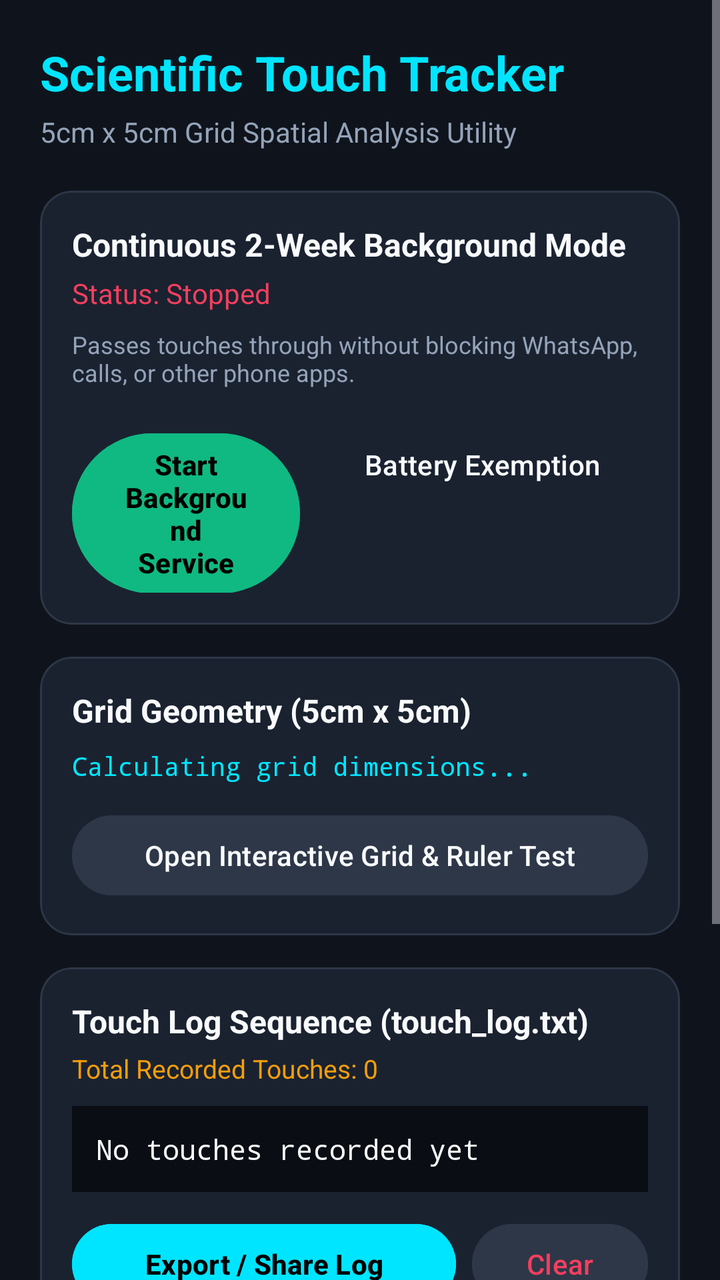
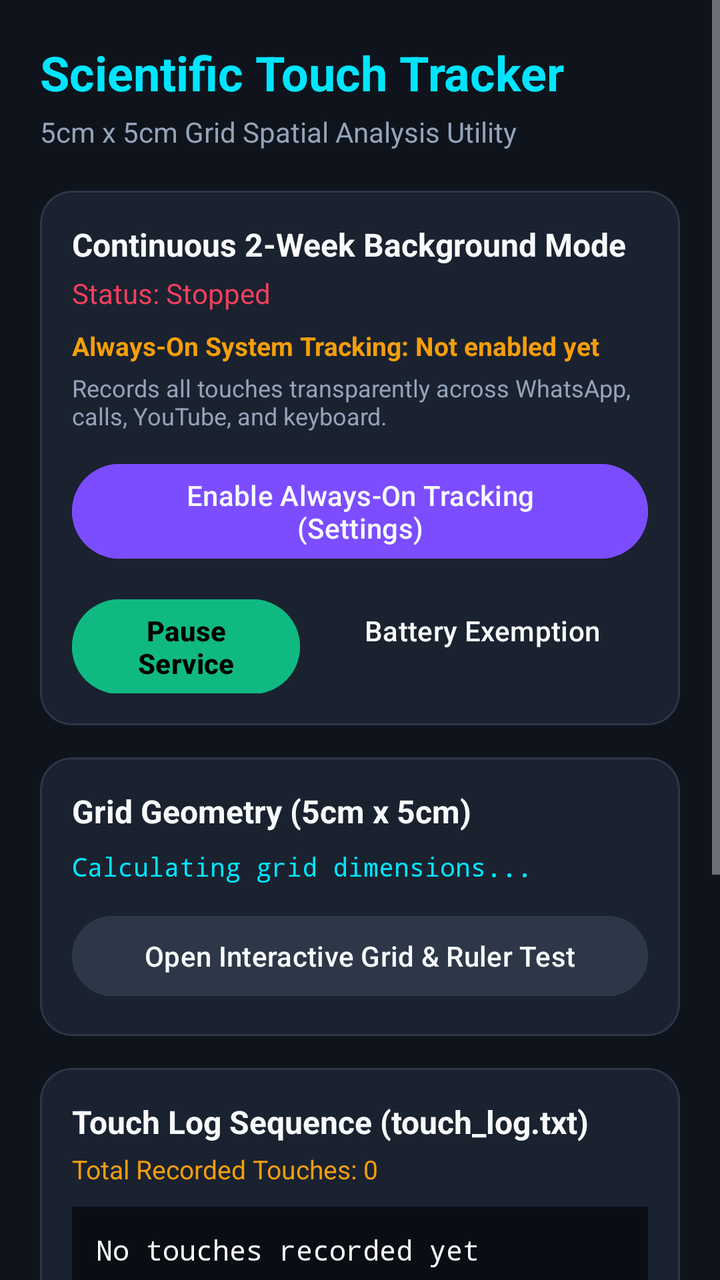

Two renders of the same Android screen: before a commit and after it. Below are the layout's source before the change and the commit's diff.
<!-- AndroidManifest.xml: application theme Theme.PixelTouchGrid -->
<!-- res/layout/activity_main.xml -->
<?xml version="1.0" encoding="utf-8"?>
<ScrollView xmlns:android="http://schemas.android.com/apk/res/android"
    xmlns:app="http://schemas.android.com/apk/res-auto"
    android:layout_width="match_parent"
    android:layout_height="match_parent"
    android:background="@color/background_dark"
    android:fillViewport="true">

    <LinearLayout
        android:layout_width="match_parent"
        android:layout_height="wrap_content"
        android:orientation="vertical"
        android:padding="20dp">

        
        <TextView
            android:layout_width="wrap_content"
            android:layout_height="wrap_content"
            android:text="Scientific Touch Tracker"
            android:textColor="@color/primary"
            android:textSize="24sp"
            android:textStyle="bold" />

        <TextView
            android:layout_width="wrap_content"
            android:layout_height="wrap_content"
            android:layout_marginTop="4dp"
            android:text="5cm x 5cm Grid Spatial Analysis Utility"
            android:textColor="@color/text_secondary"
            android:textSize="14sp" />

        
        <com.google.android.material.card.MaterialCardView
            android:layout_width="match_parent"
            android:layout_height="wrap_content"
            android:layout_marginTop="20dp"
            app:cardBackgroundColor="@color/surface_dark"
            app:cardCornerRadius="16dp"
            app:cardElevation="0dp"
            app:strokeColor="@color/card_stroke"
            app:strokeWidth="1dp">

            <LinearLayout
                android:layout_width="match_parent"
                android:layout_height="wrap_content"
                android:orientation="vertical"
                android:padding="16dp">

                <TextView
                    android:layout_width="wrap_content"
                    android:layout_height="wrap_content"
                    android:text="Continuous 2-Week Background Mode"
                    android:textColor="@color/text_primary"
                    android:textSize="16sp"
                    android:textStyle="bold" />

                <TextView
                    android:id="@+id/tvServiceStatus"
                    android:layout_width="wrap_content"
                    android:layout_height="wrap_content"
                    android:layout_marginTop="4dp"
                    android:text="Status: Stopped"
                    android:textColor="@color/accent_rose"
                    android:textSize="14sp" />

                <TextView
                    android:layout_width="match_parent"
                    android:layout_height="wrap_content"
                    android:layout_marginTop="8dp"
                    android:text="Passes touches through without blocking WhatsApp, calls, or other phone apps."
                    android:textColor="@color/text_secondary"
                    android:textSize="12sp" />

                <LinearLayout
                    android:layout_width="match_parent"
                    android:layout_height="wrap_content"
                    android:layout_marginTop="14dp"
                    android:orientation="horizontal">

                    <Button
                        android:id="@+id/btnToggleService"
                        android:layout_width="0dp"
                        android:layout_height="wrap_content"
                        android:layout_weight="1"
                        android:backgroundTint="@color/accent_green"
                        android:text="Start Background Service"
                        android:textColor="#000000"
                        android:textStyle="bold" />

                    <Button
                        android:id="@+id/btnBatteryWhitelist"
                        android:layout_width="wrap_content"
                        android:layout_height="wrap_content"
                        android:layout_marginStart="8dp"
                        android:backgroundTint="@color/surface_dark"
                        android:text="Battery Exemption"
                        android:textColor="@color/text_primary" />
                </LinearLayout>

            </LinearLayout>
        </com.google.android.material.card.MaterialCardView>

        
        <com.google.android.material.card.MaterialCardView
            android:layout_width="match_parent"
            android:layout_height="wrap_content"
            android:layout_marginTop="16dp"
            app:cardBackgroundColor="@color/surface_dark"
            app:cardCornerRadius="16dp"
            app:cardElevation="0dp"
            app:strokeColor="@color/card_stroke"
            app:strokeWidth="1dp">

            <LinearLayout
                android:layout_width="match_parent"
                android:layout_height="wrap_content"
                android:orientation="vertical"
                android:padding="16dp">

                <TextView
                    android:layout_width="wrap_content"
                    android:layout_height="wrap_content"
                    android:text="Grid Geometry (5cm x 5cm)"
                    android:textColor="@color/text_primary"
                    android:textSize="16sp"
                    android:textStyle="bold" />

                <TextView
                    android:id="@+id/tvGridDetails"
                    android:layout_width="match_parent"
                    android:layout_height="wrap_content"
                    android:layout_marginTop="8dp"
                    android:fontFamily="monospace"
                    android:text="Calculating grid dimensions..."
                    android:textColor="@color/primary"
                    android:textSize="13sp" />

                <Button
                    android:id="@+id/btnOpenCalibration"
                    android:layout_width="match_parent"
                    android:layout_height="wrap_content"
                    android:layout_marginTop="12dp"
                    android:backgroundTint="@color/card_stroke"
                    android:text="Open Interactive Grid &amp; Ruler Test"
                    android:textColor="@color/text_primary" />

            </LinearLayout>
        </com.google.android.material.card.MaterialCardView>

        
        <com.google.android.material.card.MaterialCardView
            android:layout_width="match_parent"
            android:layout_height="wrap_content"
            android:layout_marginTop="16dp"
            app:cardBackgroundColor="@color/surface_dark"
            app:cardCornerRadius="16dp"
            app:cardElevation="0dp"
            app:strokeColor="@color/card_stroke"
            app:strokeWidth="1dp">

            <LinearLayout
                android:layout_width="match_parent"
                android:layout_height="wrap_content"
                android:orientation="vertical"
                android:padding="16dp">

                <TextView
                    android:layout_width="wrap_content"
                    android:layout_height="wrap_content"
                    android:text="Touch Log Sequence (touch_log.txt)"
                    android:textColor="@color/text_primary"
                    android:textSize="16sp"
                    android:textStyle="bold" />

                <TextView
                    android:id="@+id/tvTouchCounter"
                    android:layout_width="wrap_content"
                    android:layout_height="wrap_content"
                    android:layout_marginTop="4dp"
                    android:text="Total Recorded Touches: 0"
                    android:textColor="@color/accent_amber"
                    android:textSize="13sp" />

                
                <TextView
                    android:id="@+id/tvLogPreview"
                    android:layout_width="match_parent"
                    android:layout_height="wrap_content"
                    android:layout_marginTop="10dp"
                    android:background="#0A0E14"
                    android:fontFamily="monospace"
                    android:padding="12dp"
                    android:text="No touches recorded yet"
                    android:textColor="@color/text_primary"
                    android:textSize="14sp" />

                <LinearLayout
                    android:layout_width="match_parent"
                    android:layout_height="wrap_content"
                    android:layout_marginTop="12dp"
                    android:orientation="horizontal">

                    <Button
                        android:id="@+id/btnExportLog"
                        android:layout_width="0dp"
                        android:layout_height="wrap_content"
                        android:layout_weight="1"
                        android:backgroundTint="@color/primary"
                        android:text="Export / Share Log"
                        android:textColor="#000000"
                        android:textStyle="bold" />

                    <Button
                        android:id="@+id/btnClearLog"
                        android:layout_width="wrap_content"
                        android:layout_height="wrap_content"
                        android:layout_marginStart="8dp"
                        android:backgroundTint="@color/card_stroke"
                        android:text="Clear"
                        android:textColor="@color/accent_rose" />
                </LinearLayout>

            </LinearLayout>
        </com.google.android.material.card.MaterialCardView>

        
        <com.google.android.material.card.MaterialCardView
            android:layout_width="match_parent"
            android:layout_height="wrap_content"
            android:layout_marginTop="16dp"
            android:layout_marginBottom="24dp"
            app:cardBackgroundColor="@color/surface_dark"
            app:cardCornerRadius="16dp"
            app:cardElevation="0dp"
            app:strokeColor="@color/card_stroke"
            app:strokeWidth="1dp">

            <LinearLayout
                android:layout_width="match_parent"
                android:layout_height="wrap_content"
                android:orientation="vertical"
                android:padding="16dp">

                <TextView
                    android:layout_width="wrap_content"
                    android:layout_height="wrap_content"
                    android:text="Remote Git Over-The-Air (OTA) Updates"
                    android:textColor="@color/text_primary"
                    android:textSize="16sp"
                    android:textStyle="bold" />

                <TextView
                    android:id="@+id/tvUpdateStatus"
                    android:layout_width="wrap_content"
                    android:layout_height="wrap_content"
                    android:layout_marginTop="4dp"
                    android:text="App Version: v1.0.0 (Local Build)"
                    android:textColor="@color/text_secondary"
                    android:textSize="13sp" />

                <Button
                    android:id="@+id/btnCheckUpdates"
                    android:layout_width="match_parent"
                    android:layout_height="wrap_content"
                    android:layout_marginTop="12dp"
                    android:backgroundTint="@color/card_stroke"
                    android:text="Check for Remote Git Updates"
                    android:textColor="@color/text_primary" />

            </LinearLayout>
        </com.google.android.material.card.MaterialCardView>

    </LinearLayout>
</ScrollView>
<!-- resources referenced by this layout -->
<resources>
  <color name="accent_amber">#F59E0B</color>
  <color name="accent_green">#10B981</color>
  <color name="accent_rose">#F43F5E</color>
  <color name="background_dark">#0F141C</color>
  <color name="card_stroke">#2D3748</color>
  <color name="primary">#00E5FF</color>
  <color name="surface_dark">#1A2230</color>
  <color name="text_primary">#F8FAFC</color>
  <color name="text_secondary">#94A3B8</color>
  <style name="Theme.PixelTouchGrid" parent="Theme.Material3.Dark.NoActionBar">
          <item name="colorPrimary">@color/primary</item>
          <item name="colorSecondary">@color/secondary</item>
          <item name="android:windowBackground">@color/background_dark</item>
          <item name="android:statusBarColor">@color/background_dark</item>
          <item name="android:navigationBarColor">@color/background_dark</item>
      </style>
  <color name="secondary">#7C4DFF</color>
</resources>

<!-- the commit's change to res/layout/activity_main.xml (unified diff, before → after) -->
@@ -64,17 +64,36 @@
                     android:textSize="14sp" />
 
                 <TextView
+                    android:id="@+id/tvAccessibilityStatus"
                     android:layout_width="match_parent"
                     android:layout_height="wrap_content"
                     android:layout_marginTop="8dp"
-                    android:text="Passes touches through without blocking WhatsApp, calls, or other phone apps."
+                    android:text="Always-On System Tracking: Not enabled yet"
+                    android:textColor="@color/accent_amber"
+                    android:textSize="13sp"
+                    android:textStyle="bold" />
+
+                <TextView
+                    android:layout_width="match_parent"
+                    android:layout_height="wrap_content"
+                    android:layout_marginTop="4dp"
+                    android:text="Records all touches transparently across WhatsApp, calls, YouTube, and keyboard."
                     android:textColor="@color/text_secondary"
                     android:textSize="12sp" />
 
+                <Button
+                    android:id="@+id/btnOpenAccessibility"
+                    android:layout_width="match_parent"
+                    android:layout_height="wrap_content"
+                    android:layout_marginTop="12dp"
+                    android:backgroundTint="@color/secondary"
+                    android:text="Enable Always-On Tracking (Settings)"
+                    android:textColor="@color/text_primary" />
+
                 <LinearLayout
                     android:layout_width="match_parent"
                     android:layout_height="wrap_content"
-                    android:layout_marginTop="14dp"
+                    android:layout_marginTop="8dp"
                     android:orientation="horizontal">
 
                     <Button
@@ -83,7 +102,7 @@
                         android:layout_height="wrap_content"
                         android:layout_weight="1"
                         android:backgroundTint="@color/accent_green"
-                        android:text="Start Background Service"
+                        android:text="Pause Service"
                         android:textColor="#000000"
                         android:textStyle="bold" />
 
